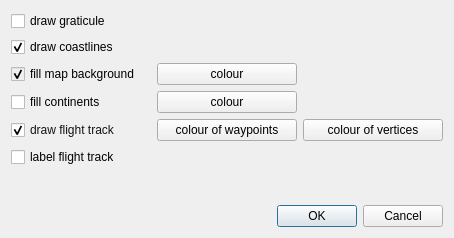
Before: the Qt Designer form msui/ui_topview_mapappearance.ui in Open-MSS/MSS, drawn with Qt 5.
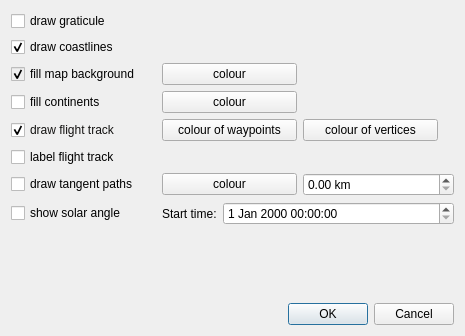
After: the same form once the commit is applied.

Commit message:
add support for solar angle and tangent point visualisation. Adresses issue #15
First step porting current state forward. Further steps shall move the
control to its own dockable widget.

The edit to the form file:
```diff
--- a/msui/ui_topview_mapappearance.ui
+++ b/msui/ui_topview_mapappearance.ui
@@ -1,12 +1,12 @@
 <ui version="4.0" >
  <class>MapAppearanceDialog</class>
- <widget class="QDialog" name="MapAppearanceDialog" >
-  <property name="geometry" >
+ <widget class="QDialog" name="MapAppearanceDialog">
+  <property name="geometry">
    <rect>
     <x>0</x>
     <y>0</y>
-    <width>442</width>
-    <height>238</height>
+    <width>465</width>
+    <height>336</height>
    </rect>
   </property>
   <property name="sizePolicy" >
@@ -43,9 +43,9 @@
        <property name="enabled" >
         <bool>false</bool>
        </property>
-       <property name="minimumSize" >
+       <property name="minimumSize">
         <size>
-         <width>140</width>
+         <width>145</width>
          <height>0</height>
         </size>
        </property>
@@ -149,10 +149,10 @@
       </widget>
      </item>
      <item>
-      <widget class="QPushButton" name="btWaterColour" >
-       <property name="minimumSize" >
+      <widget class="QPushButton" name="btWaterColour">
+       <property name="minimumSize">
         <size>
-         <width>140</width>
+         <width>135</width>
          <height>0</height>
         </size>
        </property>
@@ -192,9 +192,9 @@
          <verstretch>0</verstretch>
         </sizepolicy>
        </property>
-       <property name="minimumSize" >
+       <property name="minimumSize">
         <size>
-         <width>140</width>
+         <width>145</width>
          <height>0</height>
         </size>
        </property>
@@ -204,10 +204,10 @@
       </widget>
      </item>
      <item>
-      <widget class="QPushButton" name="btLandColour" >
-       <property name="minimumSize" >
+      <widget class="QPushButton" name="btLandColour">
+       <property name="minimumSize">
         <size>
-         <width>140</width>
+         <width>135</width>
          <height>0</height>
         </size>
        </property>
@@ -247,9 +247,9 @@
          <verstretch>0</verstretch>
         </sizepolicy>
        </property>
-       <property name="minimumSize" >
+       <property name="minimumSize">
         <size>
-         <width>140</width>
+         <width>145</width>
          <height>0</height>
         </size>
        </property>
@@ -326,10 +326,10 @@
       </widget>
      </item>
      <item>
-      <widget class="QPushButton" name="btWaypointsColour" >
-       <property name="minimumSize" >
+      <widget class="QPushButton" name="btWaypointsColour">
+       <property name="minimumSize">
         <size>
-         <width>140</width>
+         <width>135</width>
          <height>0</height>
         </size>
        </property>
@@ -339,10 +339,10 @@
       </widget>
      </item>
      <item>
-      <widget class="QPushButton" name="btVerticesColour" >
-       <property name="minimumSize" >
+      <widget class="QPushButton" name="btVerticesColour">
+       <property name="minimumSize">
         <size>
-         <width>140</width>
+         <width>135</width>
          <height>0</height>
         </size>
        </property>
@@ -378,8 +378,103 @@
     </layout>
    </item>
    <item>
-    <spacer name="verticalSpacer" >
-     <property name="orientation" >
+    <layout class="QHBoxLayout" name="horizontalLayout_5">
+     <item>
+      <widget class="QCheckBox" name="cbDrawTangents">
+       <property name="minimumSize">
+        <size>
+         <width>145</width>
+         <height>0</height>
+        </size>
+       </property>
+       <property name="text">
+        <string>draw tangent paths</string>
+       </property>
+      </widget>
+     </item>
+     <item>
+      <widget class="QPushButton" name="btTangentsColour">
+       <property name="minimumSize">
+        <size>
+         <width>135</width>
+         <height>0</height>
+        </size>
+       </property>
+       <property name="layoutDirection">
+        <enum>Qt::LeftToRight</enum>
+       </property>
+       <property name="text">
+        <string>colour</string>
+       </property>
+      </widget>
+     </item>
+     <item>
+      <widget class="QDoubleSpinBox" name="dsbTangentHeight">
+       <property name="sizePolicy">
+        <sizepolicy hsizetype="Expanding" vsizetype="Fixed">
+         <horstretch>0</horstretch>
+         <verstretch>0</verstretch>
+        </sizepolicy>
+       </property>
+       <property name="minimumSize">
+        <size>
+         <width>0</width>
+         <height>0</height>
+        </size>
+       </property>
+       <property name="prefix">
+        <string/>
+       </property>
+       <property name="suffix">
+        <string> km</string>
+       </property>
+      </widget>
+     </item>
+    </layout>
+   </item>
+   <item>
+    <layout class="QHBoxLayout" name="horizontalLayout_6">
+     <item>
+      <widget class="QCheckBox" name="cbShowSolarAngle">
+       <property name="minimumSize">
+        <size>
+         <width>145</width>
+         <height>0</height>
+        </size>
+       </property>
+       <property name="text">
+        <string>show solar angle</string>
+       </property>
+      </widget>
+     </item>
+     <item>
+      <widget class="QLabel" name="lbStartTime">
+       <property name="minimumSize">
+        <size>
+         <width>0</width>
+         <height>0</height>
+        </size>
+       </property>
+       <property name="text">
+        <string>Start time:</string>
+       </property>
+      </widget>
+     </item>
+     <item>
+      <widget class="QDateTimeEdit" name="dteStartTime">
+       <property name="sizePolicy">
+        <sizepolicy hsizetype="Expanding" vsizetype="Fixed">
+         <horstretch>0</horstretch>
+         <verstretch>0</verstretch>
+        </sizepolicy>
+       </property>
+      </widget>
+     </item>
+    </layout>
+   </item>
+   <item>
+    <spacer name="verticalSpacer">
+     <property name="orientation">
       <enum>Qt::Vertical</enum>
      </property>
      <property name="sizeHint" stdset="0" >
```
Left out of the diff: 203 changed lines with no effect on the pictures. The commit also changes 7 other files.
